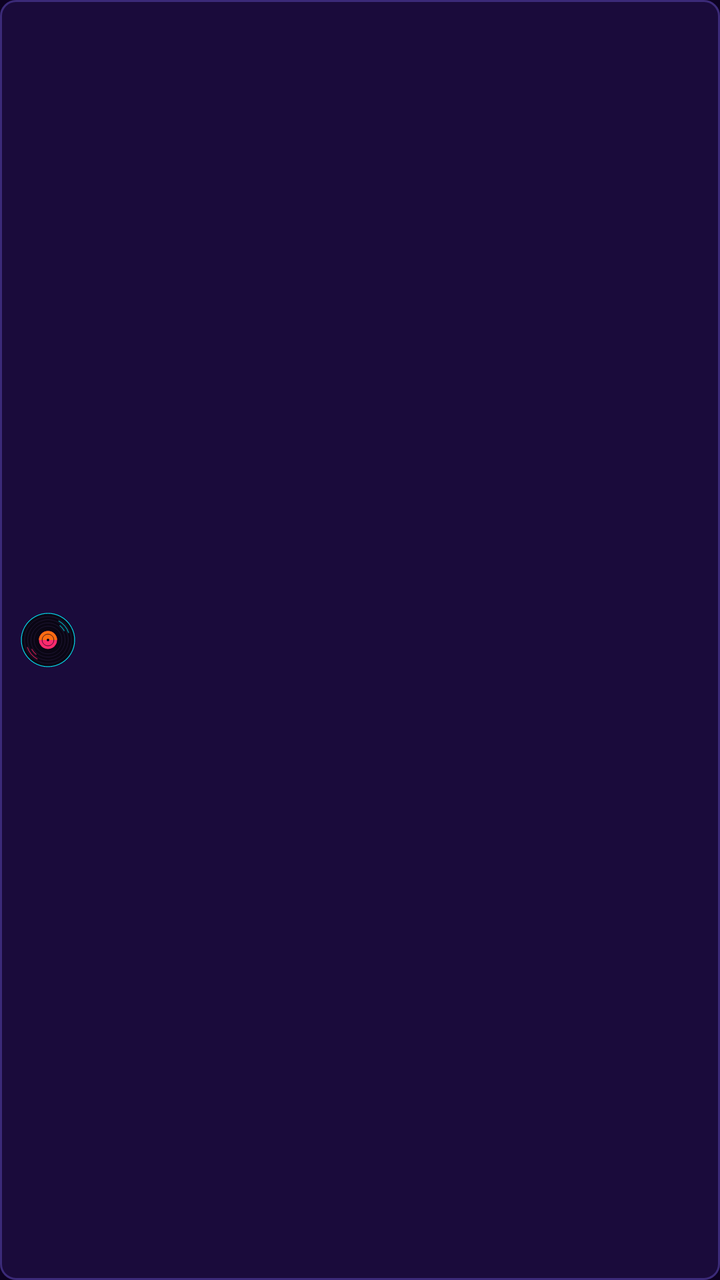
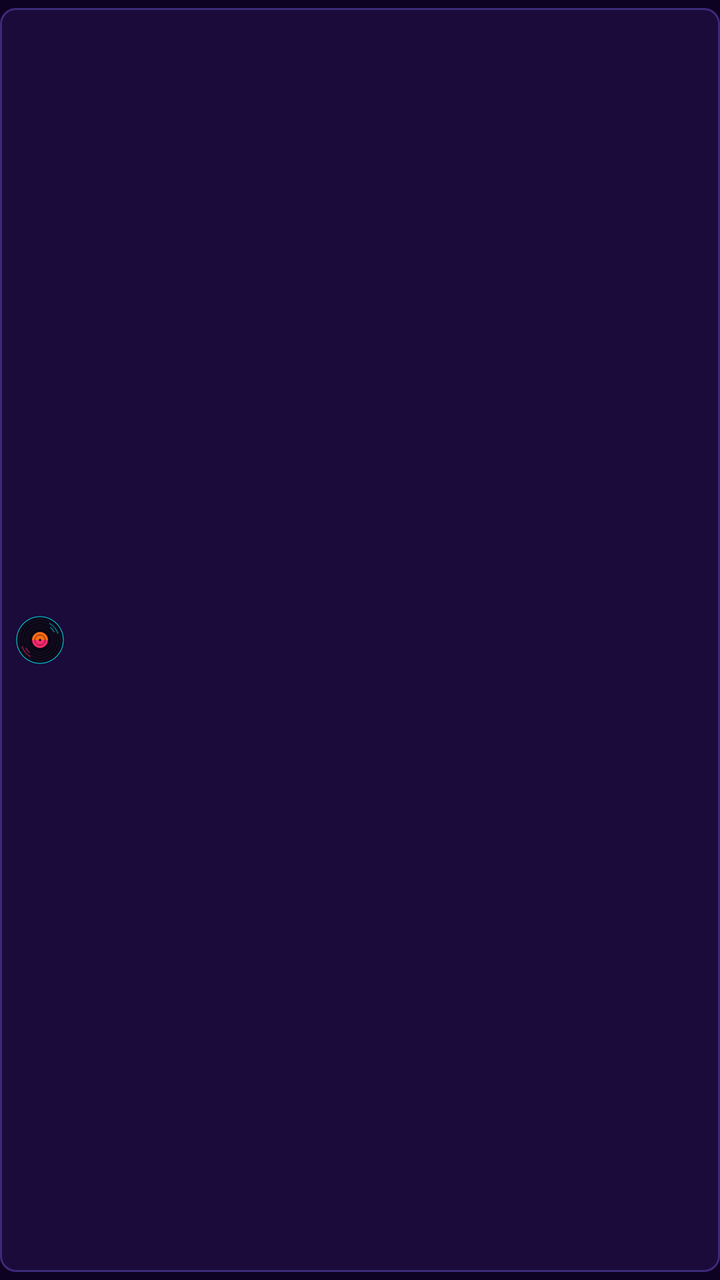

The first picture is an Android layout as it rendered before a commit; the second is the same layout after the commit. The layout source and the unified diff follow.
<!-- AndroidManifest.xml: application theme Theme.SoundMatch -->
<!-- res/layout/item_artist_chip.xml -->
<?xml version="1.0" encoding="utf-8"?>
<com.google.android.material.chip.Chip xmlns:android="http://schemas.android.com/apk/res/android"
    xmlns:app="http://schemas.android.com/apk/res-auto"
    style="@style/Widget.SoundMatch.Chip"
    android:layout_width="wrap_content"
    android:layout_height="wrap_content"
    app:chipIcon="@drawable/ic_vinyl"
    app:chipIconSize="32dp"
    app:chipIconVisible="true"
    app:chipStartPadding="8dp" />
<!-- resources referenced by this layout -->
<resources>
  <!-- drawable ic_vinyl (drawable) -->
  <?xml version="1.0" encoding="utf-8"?>
  <vector xmlns:android="http://schemas.android.com/apk/res/android"
      android:width="160dp"
      android:height="160dp"
      android:viewportWidth="120"
      android:viewportHeight="120">
  
      <path
          android:fillColor="#FF0A0614"
          android:pathData="M60,10 A50,50 0 1,1 59.99,10 Z" />
  
      
      <path
          android:strokeColor="#FF2A1F45"
          android:strokeWidth="0.8"
          android:pathData="M60,16 A44,44 0 1,1 59.99,16 Z M60,22 A38,38 0 1,1 59.99,22 Z M60,28 A32,32 0 1,1 59.99,28 Z M60,34 A26,26 0 1,1 59.99,34 Z" />
  
      
      <path
          android:strokeColor="#9905D9E8"
          android:strokeWidth="2"
          android:strokeLineCap="round"
          android:pathData="M80.5,24.5 A41,41 0 0,1 98.53,45.98 M82.5,33.19 A35,35 0 0,1 90.31,42.5" />
      <path
          android:strokeColor="#99FF2A6D"
          android:strokeWidth="2"
          android:strokeLineCap="round"
          android:pathData="M39.5,95.5 A41,41 0 0,1 21.47,74.02 M37.5,86.81 A35,35 0 0,1 29.69,77.5" />
  
      
      <path
          android:fillColor="#FFFF2A6D"
          android:pathData="M60,43 A17,17 0 1,1 59.99,43 Z" />
      <path
          android:fillColor="#FFFF6C11"
          android:pathData="M43,60 A17,17 0 0,1 77,60 Z" />
      <path
          android:strokeColor="#FF0D0221"
          android:strokeWidth="1"
          android:pathData="M60,49 A11,11 0 1,1 59.99,49 Z" />
  
      <path
          android:fillColor="#FF0D0221"
          android:pathData="M60,57.5 A2.5,2.5 0 1,1 59.99,57.5 Z" />
  
      <path
          android:strokeColor="#FF05D9E8"
          android:strokeWidth="1.5"
          android:pathData="M60,10 A50,50 0 1,1 59.99,10 Z" />
  </vector>
  <style name="Widget.SoundMatch.Chip" parent="Widget.Material3.Chip.Filter">
          <item name="chipBackgroundColor">@color/chip_bg</item>
          <item name="chipStrokeColor">@color/chip_stroke</item>
          <item name="chipStrokeWidth">1dp</item>
          <item name="android:textColor">@color/chip_text</item>
          <item name="checkedIconVisible">false</item>
          <item name="chipMinHeight">48dp</item>
          <item name="android:textSize">16sp</item>
      </style>
  <style name="Theme.SoundMatch" parent="Theme.Material3.Dark.NoActionBar">
          <item name="colorPrimary">@color/neon_magenta</item>
          <item name="colorOnPrimary">@color/text_primary</item>
          <item name="colorSecondary">@color/neon_cyan</item>
          <item name="colorOnSecondary">@color/night_bg</item>
          <item name="colorSurface">@color/night_card</item>
          <item name="colorOnSurface">@color/text_primary</item>
          <item name="android:colorBackground">@color/night_bg</item>
          <item name="android:windowBackground">@color/night_bg</item>
          <item name="android:statusBarColor">@color/night_bg</item>
          <item name="android:navigationBarColor">@color/night_bg</item>
          
          <item name="colorAccent">@color/neon_cyan</item>
          
          <item name="android:windowOptOutEdgeToEdgeEnforcement" tools:targetApi="35">true</item>
      </style>
  <color name="neon_magenta">#FF2A6D</color>
  <color name="text_primary">#FFFFFF</color>
  <color name="neon_cyan">#05D9E8</color>
  <color name="night_bg">#0D0221</color>
  <color name="night_card">#1A0B3B</color>
</resources>

<!-- the commit's change to res/layout/item_artist_chip.xml (unified diff, before → after) -->
@@ -4,7 +4,12 @@
     style="@style/Widget.SoundMatch.Chip"
     android:layout_width="wrap_content"
     android:layout_height="wrap_content"
+    android:textSize="14sp"
+    app:chipEndPadding="8dp"
     app:chipIcon="@drawable/ic_vinyl"
-    app:chipIconSize="32dp"
+    app:chipIconSize="28dp"
     app:chipIconVisible="true"
-    app:chipStartPadding="8dp" />
+    app:chipMinHeight="40dp"
+    app:chipStartPadding="6dp"
+    app:textEndPadding="4dp"
+    app:textStartPadding="6dp" />
